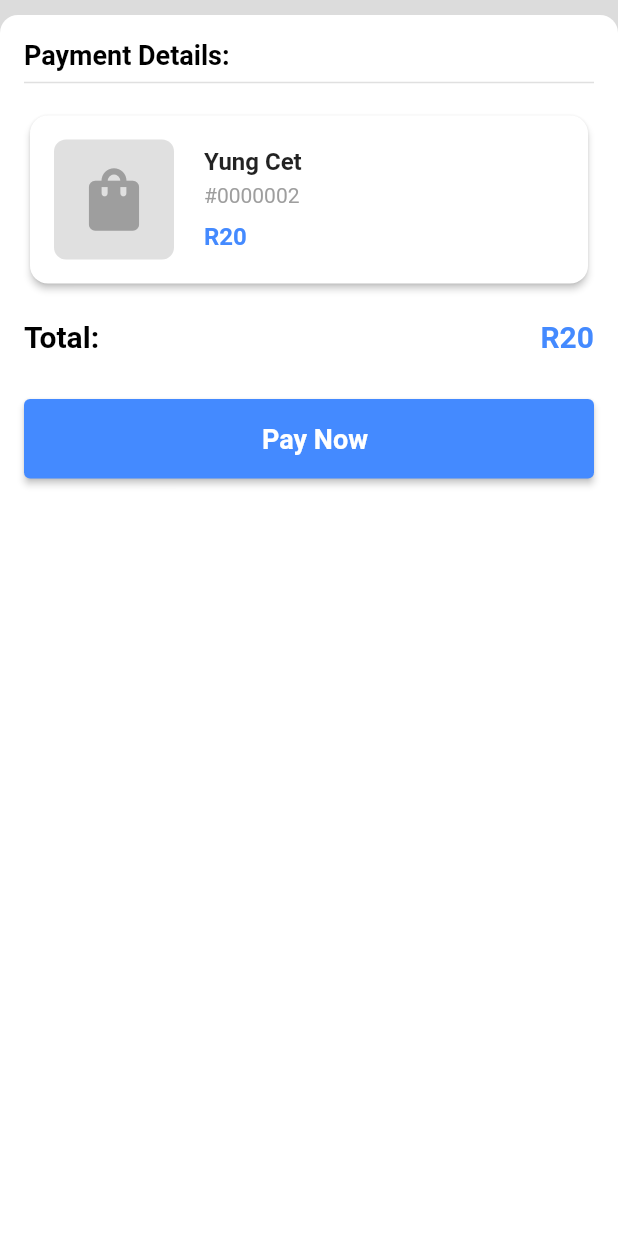
After one commit to youngcet/payfast, a Flutter app: the screen it shows after launch, after a tap on "Checkout using PayFast >>", on a phone screen of 412 x 824 dp. The commit adds this screen. Run offline on Flutter 3.47's test engine with Material 2 defaults, Android fonts, the light colour scheme and no system bars; our stand-ins replace flutter_html, modal_bottom_sheet, webview_flutter; missing offline and left inert: webview_flutter_android, webview_flutter_wkwebview.

Commit message:
refer to changelog https://github.com/youngcet/payfast/blob/main/CHANGELOG.md

```diff
--- a/example/lib/main.dart
+++ b/example/lib/main.dart
@@ -61,14 +61,14 @@ class _MyHomePageState extends State<MyHomePage> {
     super.initState();
   }
 
-  String _randomId(){
+  String _randomId() {
     var rng = Random();
     var code = rng.nextInt(900000) + 100000;
 
     return '$code';
   }
 
-  void paymentCompleted(){
+  void paymentCompleted() {
     ScaffoldMessenger.of(context).showSnackBar(
       const SnackBar(
           content: Text('Payment Successful!'),
@@ -81,12 +81,13 @@ class _MyHomePageState extends State<MyHomePage> {
     );
   }
 
-  void paymentCancelled(){
+  void paymentCancelled() {
     ScaffoldMessenger.of(context).showSnackBar(
       const SnackBar(
         content: Text('Payment Cancelled!'),
         behavior: SnackBarBehavior.floating,
-          backgroundColor: Colors.red,),
+        backgroundColor: Colors.red,
+      ),
     );
 
     Navigator.push(
@@ -134,25 +135,26 @@ class _MyHomePageState extends State<MyHomePage> {
                               backgroundColor: Colors.white,
                               builder: (context) => PayFast(
                                 data: {
-                            'merchant_id': 'xxxxxxxxxxxx',
-                            'merchant_key': 'xxxxxxxxxxxx',
+                                  'merchant_id': 'xxxxxxxxxxx',
+                                  'merchant_key': 'xxxxxxxxxxxxxxxx',
                                   'name_first': 'Yung',
                                   'name_last': 'Cet',
-                            'email_address': 'username@domain.com',
+                                  'email_address': 'young.cet@gmail.com',
                                   'm_payment_id': _randomId(),
                                   'amount': '20',
                                   'item_name': '#0000002',
                                 },
-                          passPhrase: 'xxxxxxxxxxxxxxxxx',
-                          useSandBox: true, // true to use Payfast sandbox, false to use their live server
+                                passPhrase: 'xxxxxxxxxxxxxx',
+                                useSandBox:
+                                    true, // true to use Payfast sandbox, false to use their live server
                                 // if useSandbox is set to true, use a sandbox link
                                 // you can use the github link below or provide your own link
-                          onsiteActivationScriptUrl: 'https://youngcet.github.io/sandbox_payfast_onsite_payments/',
+                                onsiteActivationScriptUrl:
+                                    'https://youngcet.github.io/sandbox_payfast_onsite_payments/',
                                 onPaymentCancelled: () => paymentCancelled(),
                                 onPaymentCompleted: () => paymentCompleted(),
                               ),
-                      )
-                    ),
+                            )),
                   ],
                 ),
               ),
--- a/lib/payfast.dart
+++ b/lib/payfast.dart
@@ -1,4 +1,4 @@
 library payfast;
 
 export 'src/payfast.dart';
-export 'src/payfast_api.dart';
+export 'src/animation/my_animated_switcher.dart';
--- /dev/null
+++ b/lib/src/animation/my_animated_switcher.dart
@@ -0,0 +1,35 @@
+import 'package:flutter/material.dart';
+
+/// A utility class to provide customizable configurations for an AnimatedSwitcher.
+///
+/// This class encapsulates the duration of the animation and the transition builder.
+/// Pass an instance of this class to configure an AnimatedSwitcher with custom parameters.
+class AnimatedSwitcherWidget {
+  /// The duration of the animation for the AnimatedSwitcher.
+  /// If null, it can be handled with a default value outside this class.
+  final Duration? duration;
+
+  /// A custom transition builder for the AnimatedSwitcher.
+  /// If null, a default transition builder (e.g., FadeTransition) can be provided externally.
+  final Widget Function(Widget, Animation<double>)? transitionBuilder;
+
+  /// Constructor for the AnimatedSwitcherWidget.
+  ///
+  /// - [duration]: The duration of the animation.
+  /// - [transitionBuilder]: The function defining the transition animation.
+  AnimatedSwitcherWidget(this.duration, this.transitionBuilder);
+
+  /// Returns the animation duration for the AnimatedSwitcher.
+  ///
+  /// If the [duration] is null, ensure a fallback value is provided outside this class.
+  Duration? getDuration() {
+    return duration;
+  }
+
+  /// Returns the transition builder for the AnimatedSwitcher.
+  ///
+  /// If the [transitionBuilder] is null, ensure a fallback transition is provided externally.
+  Widget Function(Widget, Animation<double>)? getTransitionBuilder() {
+    return transitionBuilder;
+  }
+}
--- a/lib/src/payfast.dart
+++ b/lib/src/payfast.dart
@@ -3,6 +3,7 @@ import 'dart:convert';
 import 'package:flutter/foundation.dart';
 import 'package:flutter/gestures.dart';
 import 'package:flutter/material.dart';
+import 'package:payfast/src/animation/my_animated_switcher.dart';
 import 'package:payfast/src/constants.dart';
 import 'package:http/http.dart' as http;
 import 'package:crypto/crypto.dart';
@@ -10,6 +11,7 @@ import 'package:flutter_html/flutter_html.dart';
 import 'package:payfast/src/widgets/on_payment_cancelled.dart';
 import 'package:payfast/src/widgets/on_payment_completed.dart';
 import 'package:payfast/src/widgets/payment_summary.dart';
+import 'package:payfast/src/widgets/summary_widget.dart';
 import 'package:payfast/src/widgets/waiting_overlay.dart';
 import 'package:webview_flutter/webview_flutter.dart';
 
@@ -83,6 +85,9 @@ import 'package:webview_flutter_wkwebview/webview_flutter_wkwebview.dart';
 ///   section. Defaults to a generic "Payment Summary" title if not provided.
 ///
 /// - **[defaultPaymentSummaryIcon]** *(Icon?)*: The default icon displayed in the
+///   payment summary section. Can be customized to match the app's theme.
+///
+/// - **[backgroundColor]** *(Icon?)*: The default background color in the
 ///   payment summary section. Can be customized to match the app's theme.
 ///
 /// ### Example Usage
@@ -226,6 +231,23 @@ class PayFast extends StatefulWidget {
   /// customize it to match your application’s theme or branding.
   final Icon? defaultPaymentSummaryIcon;
 
+  /// The background color for the payment summary widget widget.
+  ///
+  /// This color is applied to the container wrapping the child widget.
+  /// If `null`, no background color will be applied.
+  final Color? backgroundColor;
+
+  /// The animatedSwitcherWidget object allows you to pass customizable animation duration
+  /// and transition builder parameters to override the current animation.
+  /// This uses the AnimatedSwitcher animation.
+  final AnimatedSwitcherWidget? animatedSwitcherWidget;
+
+  /// An optional property that defines the shape of the `onPaymentCompleted` widget's border.
+  final ShapeBorder? onPaymentCompletedShapeBorder;
+
+  /// An optional property that defines the shape of the `onPaymentCancelled` widget's border.
+  final ShapeBorder? onPaymentCancelledShapeBorder;
+
   PayFast({
     required this.useSandBox,
     required this.passPhrase,
@@ -244,6 +266,10 @@ class PayFast extends StatefulWidget {
     this.paymentSummaryTitle,
     this.defaultPaymentSummaryIcon,
     super.key,
+    this.backgroundColor,
+    this.animatedSwitcherWidget,
+    this.onPaymentCompletedShapeBorder,
+    this.onPaymentCancelledShapeBorder,
   })  : assert(data.containsKey('merchant_id'),
             'Missing required key: merchant_id'),
         assert(data.containsKey('merchant_key'),
@@ -280,58 +306,11 @@ class _PayFastState extends State<PayFast> {
   /// A boolean flag to show or hide the loading spinner during payment processing.
   bool _showSpinner = false;
 
-  /// A boolean flag to enable or disable the payment button.
-  bool _isButtonDisabled = false;
-
   @override
   void initState() {
     super.initState();
 
     _validate();
-
-    setState(() {
-      _showWebViewWidget = Padding(
-        padding: const EdgeInsets.all(16.0),
-        child: Column(
-          crossAxisAlignment: CrossAxisAlignment.start,
-          children: [
-            PaymentSummary(
-              data: widget.data,
-              title: widget.paymentSummaryTitle,
-              icon: widget.defaultPaymentSummaryIcon,
-              child: widget.paymentSumarryWidget,
-            ),
-            // Pay Now Button
-            SizedBox(
-              width: double.infinity,
-              child: ElevatedButton(
-                onPressed: _isButtonDisabled
-                    ? null
-                    : () {
-                        setState(() {
-                          _isButtonDisabled = true;
-                        });
-                        _showWebView();
-                      },
-                style: widget.payButtonStyle ??
-                    ElevatedButton.styleFrom(
-                      padding: const EdgeInsets.symmetric(vertical: 16),
-                      backgroundColor: Colors.blueAccent,
-                    ),
-                child: Text(
-                  widget.payButtonText ?? 'Pay Now',
-                  style: const TextStyle(
-                    fontSize: 18,
-                    fontWeight: FontWeight.bold,
-                    color: Colors.white,
-                  ),
-                ),
-              ),
-            ),
-          ],
-        ),
-      );
-    });
   }
 
   /// Validates specific fields to ensure they meet required criteria.
@@ -343,9 +322,11 @@ class _PayFastState extends State<PayFast> {
   /// If the `onsiteActivationScriptUrl` fails validation, an exception is thrown, indicating
   /// the URL is invalid. This ensures that the PayFast integration functions correctly and
   /// securely.
-  void _validate(){
-    bool _validURL = Uri.tryParse(widget.onsiteActivationScriptUrl)?.hasAbsolutePath ?? false;
-    if (!_validURL || ! widget.onsiteActivationScriptUrl.startsWith('https')){
+  void _validate() {
+    bool _validURL =
+        Uri.tryParse(widget.onsiteActivationScriptUrl)?.hasAbsolutePath ??
+            false;
+    if (!_validURL || !widget.onsiteActivationScriptUrl.startsWith('https')) {
       throw Exception('onsiteActivationScriptUrl URL not valid');
     }
   }
@@ -433,10 +414,6 @@ class _PayFastState extends State<PayFast> {
     return md5.convert(utf8.encode(paramString)).toString();
   }
 
-  void processPayment(){
-    print('invoked');
-  }
-
   /// Displays a WebView for processing payment.
   ///
   /// The WebView loads a payment page using the unique identifier (`uuid`)
@@ -501,6 +478,7 @@ class _PayFastState extends State<PayFast> {
                 _showWebViewWidget = PaymentCompleted(
                   onPaymentCompleted: widget.onPaymentCompleted,
                   onPaymentCompletedText: widget.onPaymentCompletedText,
+                  shape: widget.onPaymentCompletedShapeBorder,
                   child: widget.paymentCompletedWidget,
                 );
               });
@@ -512,6 +490,7 @@ class _PayFastState extends State<PayFast> {
                 _showWebViewWidget = PaymentCancelled(
                   onPaymentCancelled: widget.onPaymentCancelled,
                   onPaymentCancelledText: widget.onPaymentCancelledText,
+                  shape: widget.onPaymentCancelledShapeBorder,
                   child: widget.paymentCancelledWidget,
                 );
               });
@@ -560,12 +539,66 @@ class _PayFastState extends State<PayFast> {
 
   @override
   Widget build(BuildContext context) {
-    return Column(
-      children: [
-        if (_showSpinner) WaitingOverlay(child: widget.waitingOverlayWidget),
-        // WebViewWidget fills the remaining space above the button
-        if (_showWebViewWidget != null) Expanded(child: _showWebViewWidget!),
-      ],
-    );
+    return Container(
+        color: widget.backgroundColor ?? Colors.transparent,
+        child: Column(
+          children: [
+            // Show spinner with AnimatedSwitcher
+            AnimatedSwitcher(
+              duration: widget.animatedSwitcherWidget?.getDuration() ??
+                  const Duration(milliseconds: 500),
+              transitionBuilder:
+                  widget.animatedSwitcherWidget?.getTransitionBuilder() ??
+                      (child, animation) {
+                        return SlideTransition(
+                          position: Tween<Offset>(
+                            begin: const Offset(0, 1), // Start off-screen
+                            end: Offset.zero, // End on-screen
+                          ).animate(animation),
+                          child: child,
+                        );
+                      },
+              child: _showSpinner
+                  ? WaitingOverlay(
+                      key: const ValueKey('WaitingOverlay'),
+                      child: widget.waitingOverlayWidget,
+                    )
+                  : const SizedBox.shrink(),
+            ),
+
+            // Content Switcher for WebView or SummaryWidget
+            Expanded(
+              child: AnimatedSwitcher(
+                duration: widget.animatedSwitcherWidget?.getDuration() ??
+                    const Duration(milliseconds: 500),
+                transitionBuilder:
+                    widget.animatedSwitcherWidget?.getTransitionBuilder() ??
+                        (child, animation) {
+                          return SlideTransition(
+                            position: Tween<Offset>(
+                              begin: const Offset(0, 1), // Start off-screen
+                              end: Offset.zero, // End on-screen
+                            ).animate(animation),
+                            child: child,
+                          );
+                        },
+                child: _showWebViewWidget != null
+                    ? _showWebViewWidget!
+                    : SummaryWidget(
+                        key: const ValueKey('SummaryWidget'),
+                        paymentSummaryWidget: PaymentSummary(
+                          data: widget.data,
+                          title: widget.paymentSummaryTitle,
+                          icon: widget.defaultPaymentSummaryIcon,
+                          child: widget.paymentSumarryWidget,
+                        ),
+                        onPayButtonPressed: _showWebView,
+                        payButtonStyle: widget.payButtonStyle,
+                        payButtonText: widget.payButtonText,
+                      ),
+              ),
+            ),
+          ],
+        ));
   }
 }
--- /dev/null
+++ b/lib/src/widgets/summary_widget.dart
@@ -0,0 +1,89 @@
+import 'package:flutter/material.dart';
+
+import 'payment_summary.dart';
+
+class SummaryWidget extends StatefulWidget {
+  final PaymentSummary paymentSummaryWidget;
+  final Function onPayButtonPressed;
+
+  /// The style of the "Pay Now" button.
+  ///
+  /// Use this to customize the appearance of the button, including its
+  /// color, size, padding, and other visual properties. If null, a default
+  /// button style is applied.
+  final ButtonStyle? payButtonStyle;
+
+  /// The text displayed on the "Pay Now" button.
+  ///
+  /// If not specified, the default text "Pay Now" will be used. You can
+  /// customize this to match your application’s context or language.
+  final String? payButtonText;
+
+  const SummaryWidget(
+      {super.key,
+      required this.paymentSummaryWidget,
+      required this.onPayButtonPressed,
+      this.payButtonStyle,
+      this.payButtonText});
+
+  @override
+  State<SummaryWidget> createState() => _SummaryPageState();
+}
+
+class _SummaryPageState extends State<SummaryWidget> {
+  /// A boolean flag to enable or disable the payment button.
+  bool _isButtonPressed = false;
+
+  void _processPayment() {
+    setState(() => _isButtonPressed = true);
+
+    Future.delayed(
+      const Duration(seconds: 2),
+      () => widget.onPayButtonPressed(),
+    );
+  }
+
+  @override
+  Widget build(BuildContext context) {
+    return Padding(
+      padding: const EdgeInsets.all(16.0),
+      child: Column(
+        crossAxisAlignment: CrossAxisAlignment.start,
+        children: [
+          widget.paymentSummaryWidget,
+          //Pay Now Button
+          SizedBox(
+            width: double.infinity,
+            child: ElevatedButton.icon(
+              onPressed: _isButtonPressed ? null : _processPayment,
+              style: widget.payButtonStyle ??
+                  ElevatedButton.styleFrom(
+                    padding: const EdgeInsets.symmetric(vertical: 16),
+                    backgroundColor: Colors.blueAccent,
+                  ),
+              icon: _isButtonPressed
+                  ? Container(
+                      width: 24,
+                      height: 24,
+                      padding: const EdgeInsets.all(2.0),
+                      child: const CircularProgressIndicator(
+                        color: Colors.white,
+                        strokeWidth: 3,
+                      ),
+                    )
+                  : Container(),
+              label: Text(
+                widget.payButtonText ?? 'Pay Now',
+                style: const TextStyle(
+                  fontSize: 18,
+                  fontWeight: FontWeight.bold,
+                  color: Colors.white,
+                ),
+              ),
+            ),
+          ),
+        ],
+      ),
+    );
+  }
+}
--- a/lib/src/widgets/waiting_overlay.dart
+++ b/lib/src/widgets/waiting_overlay.dart
@@ -21,8 +21,10 @@ class WaitingOverlay extends StatelessWidget {
   Widget build(BuildContext context) {
     return child ??
         Column(
+          mainAxisAlignment: MainAxisAlignment.center,
+          crossAxisAlignment: CrossAxisAlignment.center,
           children: const [
-            SizedBox(height: 60),
+            SizedBox(height: 100),
             Center(
               child: CircularProgressIndicator(
                 backgroundColor: Colors.redAccent,
--- a/pubspec.yaml
+++ b/pubspec.yaml
@@ -1,6 +1,6 @@
 name: payfast
 description: A Flutter package to integrate PayFast payments into your app.
-version: 0.0.3
+version: 0.0.4
 homepage: https://github.com/youngcet/payfast
 
 environment:
```
Also changed, not shown: lib/src/widgets/on_payment_cancelled.dart (+19 -9 lines), lib/src/widgets/on_payment_completed.dart (+14 -4 lines), doc/payment_cancelled.png, doc/payment_completed.png, doc/waitingoverlay.png, example/pubspec.lock, lib/src/constants.dart (line endings or trailing spaces), lib/src/widgets/payment_summary.dart (line endings or trailing spaces), 4 other files. Lines whose indentation alone changed are shown as unchanged.
